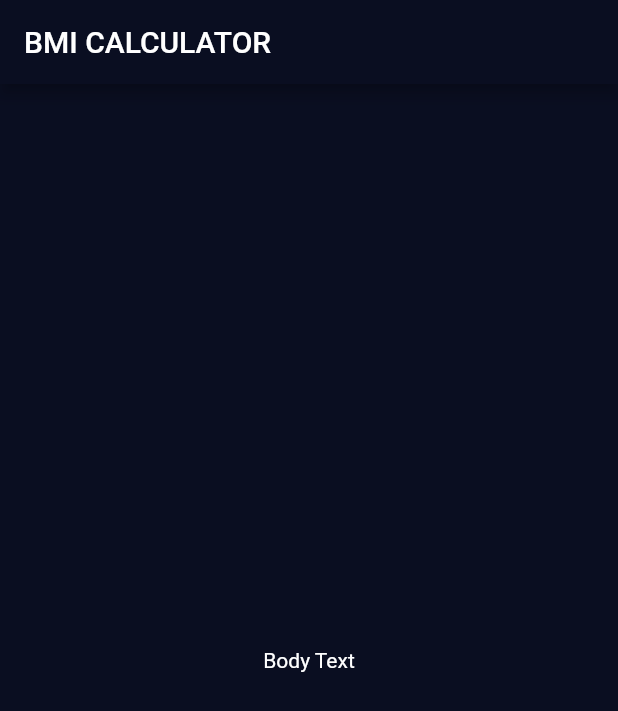
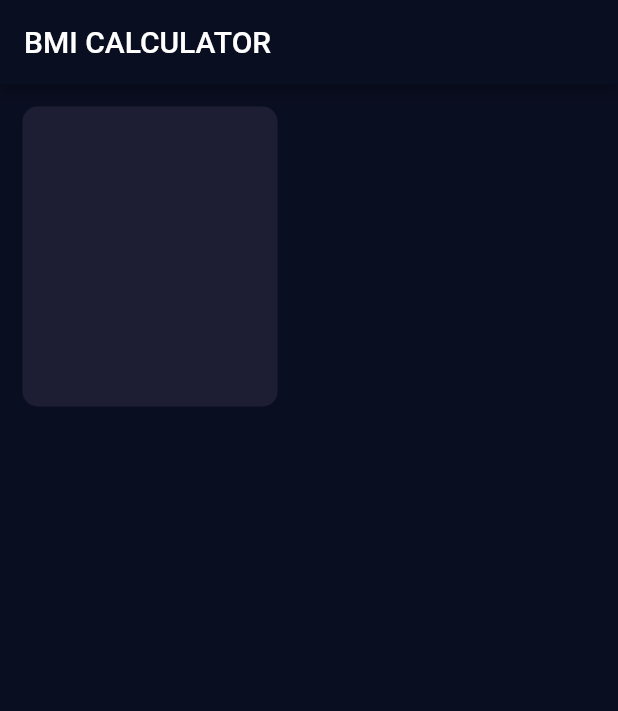
Before and after one commit to caljzl98/self_learn, a Flutter app: the screen it shows after launch, on a phone screen of 412 x 824 dp. Shown: the top 711 px of the screen. Run offline on Flutter 3.47's test engine with Material 2 defaults, Android fonts, the phone set to English and light mode, and no system bars; our stand-ins replace audioplayers, rflutter_alert.

Commit message:
Created a box container
'color:' from Container is moved to decoration because it is the proper implementation of color

```diff
--- a/appbrewery_flutter/bmi-calculator/lib/input_page.dart
+++ b/appbrewery_flutter/bmi-calculator/lib/input_page.dart
@@ -12,9 +12,15 @@ class _InputPageState extends State<InputPage> {
       appBar: AppBar(
         title: Text('BMI CALCULATOR'),
       ),
-      body: Center(
-        child: Text('Body Text'),
-      ),
+      body: Container(
+        margin: EdgeInsets.all(15.0),
+        decoration: BoxDecoration(
+          color: Color(0xFF1D1E33),
+          borderRadius: BorderRadius.circular(10.0),
+        ),
+        height: 200.0,
+        width: 170.0,
+      )
     );
   }
 }
```
